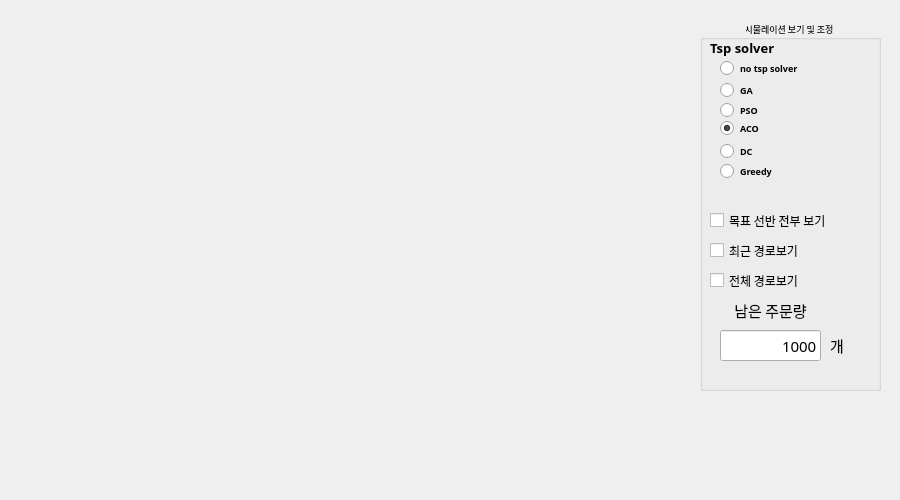
This is Simulator.ui in JeonHyeongJunKW/warehouse-simulator as Qt 5 draws it before an edit. The edited form follows.
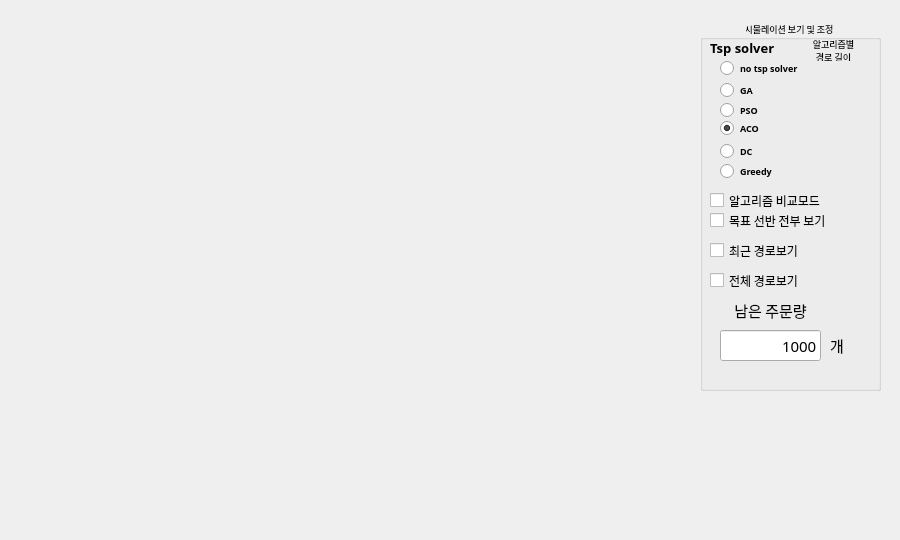
This is the edited form.

Patch:
```diff
--- a/Simulator.ui
+++ b/Simulator.ui
@@ -7,7 +7,7 @@
     <x>0</x>
     <y>0</y>
     <width>900</width>
-    <height>500</height>
+    <height>540</height>
    </rect>
   </property>
   <property name="font">
@@ -43,7 +43,7 @@
      <rect>
       <x>20</x>
       <y>40</y>
-      <width>141</width>
+      <width>81</width>
       <height>16</height>
      </rect>
     </property>
@@ -66,7 +66,7 @@
      <rect>
       <x>20</x>
       <y>60</y>
-      <width>131</width>
+      <width>71</width>
       <height>21</height>
      </rect>
     </property>
@@ -320,6 +320,50 @@
      <string>Greedy</string>
     </property>
    </widget>
+   <widget class="QCheckBox" name="checkBox_modecompare">
+    <property name="geometry">
+     <rect>
+      <x>10</x>
+      <y>170</y>
+      <width>131</width>
+      <height>21</height>
+     </rect>
+    </property>
+    <property name="font">
+     <font>
+      <family>HY견고딕</family>
+      <pointsize>9</pointsize>
+      <weight>50</weight>
+      <bold>false</bold>
+      <kerning>true</kerning>
+     </font>
+    </property>
+    <property name="text">
+     <string>알고리즘 비교모드 </string>
+    </property>
+   </widget>
+   <widget class="QLabel" name="label_lengthsay">
+    <property name="geometry">
+     <rect>
+      <x>103</x>
+      <y>20</y>
+      <width>61</width>
+      <height>21</height>
+     </rect>
+    </property>
+    <property name="font">
+     <font>
+      <pointsize>7</pointsize>
+     </font>
+    </property>
+    <property name="text">
+     <string>알고리즘별 
+ 경로 길이 </string>
+    </property>
+    <property name="alignment">
+     <set>Qt::AlignCenter</set>
+    </property>
+   </widget>
   </widget>
  </widget>
  <resources/>
```
